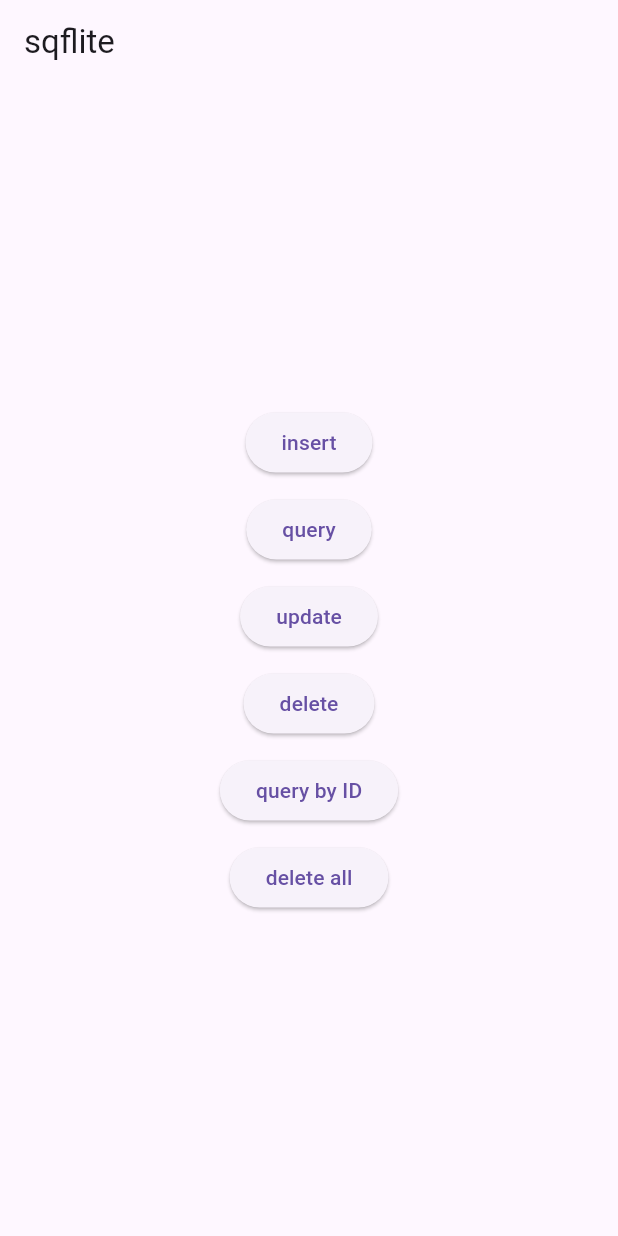
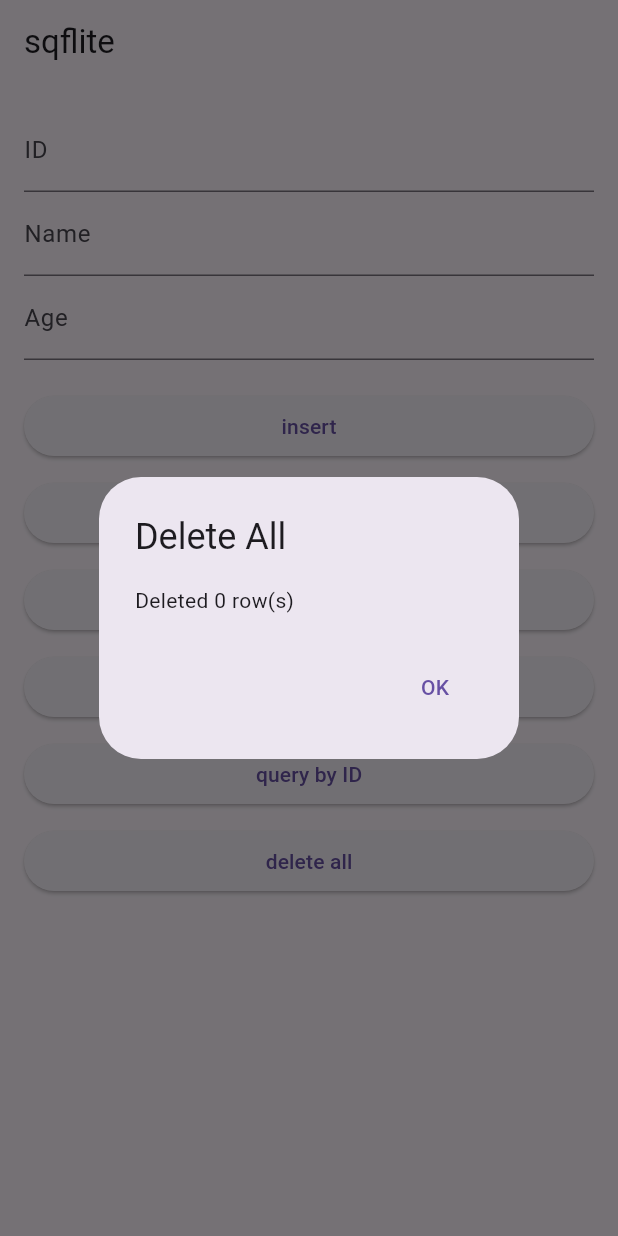
Before and after one commit to bwatts1/sqflite, a Flutter app: the screen it shows after launch, after a tap on "delete all", on a phone screen of 412 x 824 dp. Run offline on Flutter 3.47's test engine with Material 3 defaults, Android fonts, the phone set to English and light mode, and no system bars; our stand-ins replace sqflite; accounts and stored records are empty.

Commit message:
added a text field and had results show as a pop up

```diff
--- a/lib/database_helper.dart
+++ b/lib/database_helper.dart
@@ -75,6 +75,7 @@ class DatabaseHelper {
       whereArgs: [id],
     );
   }
+
   Future<Map<String, dynamic>?> queryById(int id) async {
     final results = await _db.query(
       table,
@@ -83,6 +84,7 @@ class DatabaseHelper {
     );
     return results.isNotEmpty ? results.first : null;
   }
+
   Future<int> deleteAll() async {
     return await _db.delete(table);
   }
--- a/lib/main.dart
+++ b/lib/main.dart
@@ -27,104 +27,125 @@ class MyApp extends StatelessWidget {
   }
 }
 
-class MyHomePage extends StatelessWidget {
+class MyHomePage extends StatefulWidget {
   const MyHomePage({super.key});
 
-  // homepage layout
   @override
-  Widget build(BuildContext context) {
-    return Scaffold(
-      appBar: AppBar(
-        title: const Text('sqflite'),
-      ),
-      body: Center(
-        child: Column(
-          mainAxisAlignment: MainAxisAlignment.center,
-          children: <Widget>[
-            ElevatedButton(
-              onPressed: _insert,
-              child: const Text('insert'),
-            ),
-            const SizedBox(height: 10),
-            ElevatedButton(
-              onPressed: _query,
-              child: const Text('query'),
-            ),
-            const SizedBox(height: 10),
-            ElevatedButton(
-              onPressed: _update,
-              child: const Text('update'),
-            ),
-            const SizedBox(height: 10),
-            ElevatedButton(
-              onPressed: _delete,
-              child: const Text('delete'),
-            ),
-            const SizedBox(height: 10),
-            ElevatedButton(
-              onPressed: _queryById,
-              child: const Text('query by ID'),
-            ),
-            const SizedBox(height: 10),
-            ElevatedButton(
-              onPressed: _deleteAll,
-              child: const Text('delete all'),
-            ),
+  State<MyHomePage> createState() => _MyHomePageState();
+}
+
+class _MyHomePageState extends State<MyHomePage> {
+  final TextEditingController _idController = TextEditingController();
+  final TextEditingController _nameController = TextEditingController();
+  final TextEditingController _ageController = TextEditingController();
+
+  void _showAlert(String title, String content) {
+    showDialog(
+      context: context,
+      builder: (_) => AlertDialog(
+        title: Text(title),
+        content: Text(content),
+        actions: [
+          TextButton(onPressed: () => Navigator.pop(context), child: const Text('OK')),
         ],
-        ),
       ),
     );
   }
 
-  // Button onPressed methods
   void _insert() async {
-    // row to insert
     Map<String, dynamic> row = {
-      DatabaseHelper.columnName: 'Bob',
-      DatabaseHelper.columnAge: 23
+      DatabaseHelper.columnName: _nameController.text,
+      DatabaseHelper.columnAge: int.parse(_ageController.text),
     };
     final id = await dbHelper.insert(row);
     debugPrint('inserted row id: $id');
+    _showAlert('Insert', 'Inserted row id: $id');
   }
 
   void _query() async {
-    final allRows = await dbHelper.queryAllRows();
-    debugPrint('query all rows:');
-    for (final row in allRows) {
-      debugPrint(row.toString());
-    }
+    final id = int.parse(_idController.text);
+    final row = await dbHelper.queryById(id);
+    debugPrint('query row: $row');
+    _showAlert('Query', row != null ? row.toString() : 'No row found with ID $id');
   }
 
   void _update() async {
-    // row to update
     Map<String, dynamic> row = {
-      DatabaseHelper.columnId: 1,
-      DatabaseHelper.columnName: 'Mary',
-      DatabaseHelper.columnAge: 32
+      DatabaseHelper.columnId: int.parse(_idController.text),
+      DatabaseHelper.columnName: _nameController.text,
+      DatabaseHelper.columnAge: int.parse(_ageController.text),
     };
     final rowsAffected = await dbHelper.update(row);
     debugPrint('updated $rowsAffected row(s)');
+    _showAlert('Update', 'Updated $rowsAffected row(s)');
   }
 
   void _delete() async {
-    // Assuming that the number of rows is the id for the last row.
-    final id = await dbHelper.queryRowCount();
+    final id = int.parse(_idController.text);
     final rowsDeleted = await dbHelper.delete(id);
     debugPrint('deleted $rowsDeleted row(s): row $id');
+    _showAlert('Delete', 'Deleted $rowsDeleted row(s): row $id');
   }
 
   void _queryById() async {
-  const idToQuery = 1;
+    final idToQuery = int.parse(_idController.text);
     final row = await dbHelper.queryById(idToQuery);
     if (row != null) {
       debugPrint('Queried row: $row');
+      _showAlert('Queried Row', '''
+ID: ${row[DatabaseHelper.columnId]}
+Name: ${row[DatabaseHelper.columnName]}
+Age: ${row[DatabaseHelper.columnAge]}
+''');
     } else {
       debugPrint('No row found with ID $idToQuery');
+      _showAlert('Query by ID', 'No row found with ID $idToQuery');
     }
   }
 
   void _deleteAll() async {
     final rowsDeleted = await dbHelper.deleteAll();
     debugPrint('Deleted $rowsDeleted row(s)');
+    _showAlert('Delete All', 'Deleted $rowsDeleted row(s)');
+  }
+
+  @override
+  Widget build(BuildContext context) {
+    return Scaffold(
+      appBar: AppBar(title: const Text('sqflite')),
+      body: Padding(
+        padding: const EdgeInsets.all(16.0),
+        child: ListView(
+          children: [
+            TextField(
+              controller: _idController,
+              decoration: const InputDecoration(labelText: 'ID'),
+              keyboardType: TextInputType.number,
+            ),
+            TextField(
+              controller: _nameController,
+              decoration: const InputDecoration(labelText: 'Name'),
+            ),
+            TextField(
+              controller: _ageController,
+              decoration: const InputDecoration(labelText: 'Age'),
+              keyboardType: TextInputType.number,
+            ),
+            const SizedBox(height: 20),
+            ElevatedButton(onPressed: _insert, child: const Text('insert')),
+            const SizedBox(height: 10),
+            ElevatedButton(onPressed: _query, child: const Text('query')),
+            const SizedBox(height: 10),
+            ElevatedButton(onPressed: _update, child: const Text('update')),
+            const SizedBox(height: 10),
+            ElevatedButton(onPressed: _delete, child: const Text('delete')),
+            const SizedBox(height: 10),
+            ElevatedButton(onPressed: _queryById, child: const Text('query by ID')),
+            const SizedBox(height: 10),
+            ElevatedButton(onPressed: _deleteAll, child: const Text('delete all')),
+          ],
+        ),
+      ),
+    );
   }
 }
```
Lines whose indentation alone changed are shown as unchanged.
